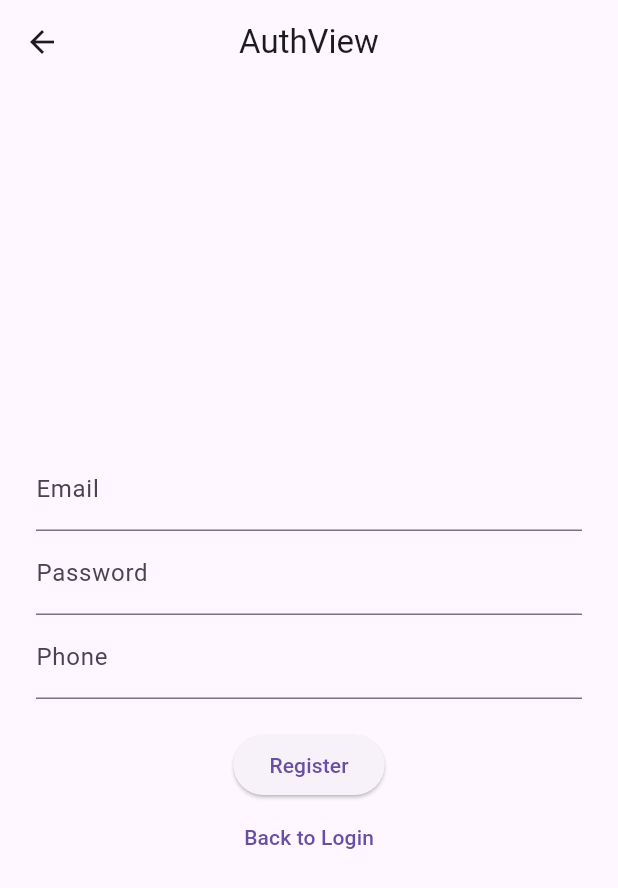
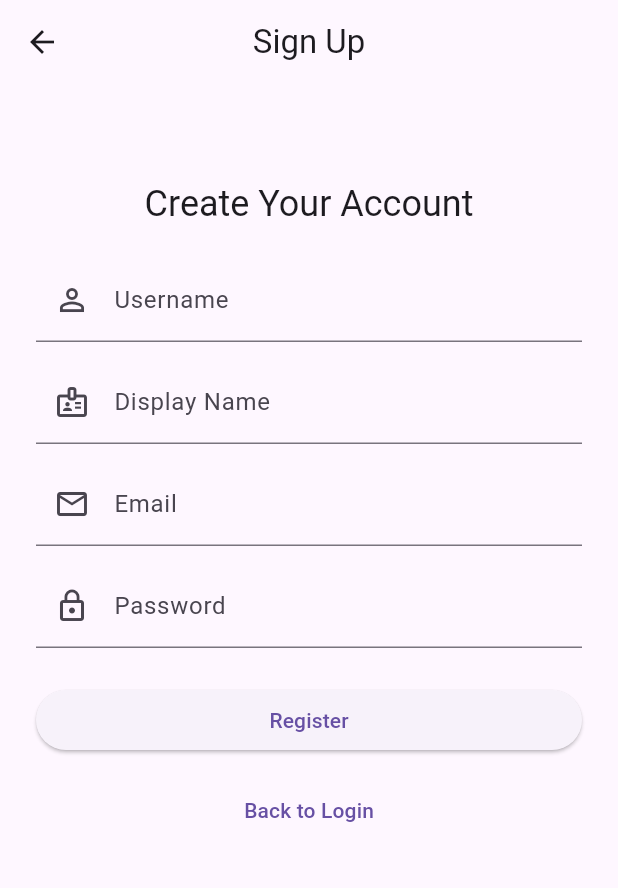
Before and after one commit to ditorizkyka/XNusa-Mobile, a Flutter app: the SignupPage screen opened by its route, on a phone screen of 412 x 824 dp. Shown: the top 888 px of the screen. Run offline on Flutter 3.47's test engine with Material 3 defaults, Android fonts, the phone set to English and light mode, and no system bars; our stand-ins replace get, image_picker, supabase_flutter; accounts and stored records are empty; network calls fail.

```diff
--- a/lib/app/modules/auth/views/signup_page.dart
+++ b/lib/app/modules/auth/views/signup_page.dart
@@ -1,53 +1,119 @@
 import 'package:flutter/material.dart';
-
 import 'package:get/get.dart';
-
 import '../controllers/auth_controller.dart';
 
 class SignupPage extends GetView<AuthController> {
-  final AuthController c = Get.find();
+  SignupPage({super.key});
+
+  // Controller text field
   final emailC = TextEditingController();
   final passC = TextEditingController();
-  final phoneC = TextEditingController();
-
-  SignupPage({super.key});
+  final usernameC = TextEditingController();
+  final displayNameC = TextEditingController();
 
   @override
   Widget build(BuildContext context) {
+    final c = Get.find<AuthController>();
+
     return Scaffold(
-      appBar: AppBar(title: const Text('AuthView'), centerTitle: true),
-      body: Padding(
+      appBar: AppBar(title: const Text('Sign Up'), centerTitle: true),
+      body: SingleChildScrollView(
         padding: const EdgeInsets.all(24),
         child: Center(
           child: Column(
-            mainAxisAlignment: MainAxisAlignment.center,
             children: [
+              const SizedBox(height: 40),
+              Text(
+                "Create Your Account",
+                style: Theme.of(context).textTheme.headlineSmall,
+              ),
+              const SizedBox(height: 20),
+
+              // Username
+              TextField(
+                controller: usernameC,
+                decoration: const InputDecoration(
+                  labelText: 'Username',
+                  prefixIcon: Icon(Icons.person_outline),
+                ),
+              ),
+              const SizedBox(height: 12),
+
+              // Display name
+              TextField(
+                controller: displayNameC,
+                decoration: const InputDecoration(
+                  labelText: 'Display Name',
+                  prefixIcon: Icon(Icons.badge_outlined),
+                ),
+              ),
+              const SizedBox(height: 12),
+
+              // Email
               TextField(
                 controller: emailC,
-                decoration: InputDecoration(labelText: 'Email'),
+                keyboardType: TextInputType.emailAddress,
+                decoration: const InputDecoration(
+                  labelText: 'Email',
+                  prefixIcon: Icon(Icons.email_outlined),
+                ),
               ),
+              const SizedBox(height: 12),
+
+              // Password
               TextField(
                 controller: passC,
                 obscureText: true,
-                decoration: InputDecoration(labelText: 'Password'),
+                decoration: const InputDecoration(
+                  labelText: 'Password',
+                  prefixIcon: Icon(Icons.lock_outline),
+                ),
               ),
-              TextField(
-                controller: phoneC,
-                decoration: InputDecoration(labelText: 'Phone'),
-              ),
-              const SizedBox(height: 20),
+              const SizedBox(height: 24),
+
+              // Register button
               Obx(
                 () =>
                     c.isLoading.value
-                        ? CircularProgressIndicator()
-                        : ElevatedButton(
-                          onPressed: () => c.signUp(emailC.text, passC.text),
-                          child: Text('Register'),
+                        ? const CircularProgressIndicator()
+                        : SizedBox(
+                          width: double.infinity,
+                          child: ElevatedButton(
+                            onPressed: () async {
+                              final email = emailC.text.trim();
+                              final pass = passC.text.trim();
+                              final username = usernameC.text.trim();
+                              final displayName = displayNameC.text.trim();
+
+                              if (email.isEmpty ||
+                                  pass.isEmpty ||
+                                  username.isEmpty ||
+                                  displayName.isEmpty) {
+                                Get.snackbar(
+                                  'Error',
+                                  'Semua field harus diisi',
+                                  snackPosition: SnackPosition.BOTTOM,
+                                );
+                                return;
+                              }
+
+                              await c.signUp(
+                                email: email,
+                                password: pass,
+                                displayName: displayName,
+                                username: username,
+                              );
+                            },
+                            child: const Text('Register'),
+                          ),
                         ),
               ),
+              const SizedBox(height: 12),
+
+              // Back to login
               TextButton(
                 onPressed: () => Get.back(),
-                child: Text('Back to Login'),
+                child: const Text('Back to Login'),
               ),
             ],
           ),
--- a/lib/app/routes/app_pages.dart
+++ b/lib/app/routes/app_pages.dart
@@ -1,10 +1,12 @@
 import 'package:get/get.dart';
-import 'package:xnusa_mobile/app/modules/auth/views/signin_page.dart';
 
 import '../modules/auth/bindings/auth_binding.dart';
+import '../modules/auth/views/signin_page.dart';
 import '../modules/auth/views/signup_page.dart';
 import '../modules/home/bindings/home_binding.dart';
 import '../modules/home/views/home_view.dart';
+import '../modules/profile_page/bindings/profile_page_binding.dart';
+import '../modules/profile_page/views/profile_page_view.dart';
 
 part 'app_routes.dart';
 
@@ -29,5 +31,10 @@ class AppPages {
       page: () => SigninPage(),
       binding: AuthBinding(),
     ),
+    GetPage(
+      name: _Paths.PROFILE_PAGE,
+      page: () => const ProfilePageView(),
+      binding: ProfilePageBinding(),
+    ),
   ];
 }
--- a/lib/app/routes/app_routes.dart
+++ b/lib/app/routes/app_routes.dart
@@ -6,6 +6,8 @@ abstract class Routes {
   static const HOME = _Paths.HOME;
   static const SIGNUP = _Paths.SIGNUP;
   static const SIGNIN = _Paths.SIGNIN;
+  static const PROFILE_PAGE = _Paths.PROFILE_PAGE;
+  static const PROFILE = _Paths.PROFILE;
 }
 
 abstract class _Paths {
@@ -13,4 +15,6 @@ abstract class _Paths {
   static const HOME = '/home';
   static const SIGNUP = '/signup';
   static const SIGNIN = '/signin';
+  static const PROFILE_PAGE = '/profile-page';
+  static const PROFILE = '/profile';
 }
--- a/pubspec.yaml
+++ b/pubspec.yaml
@@ -36,6 +36,7 @@ dependencies:
   cupertino_icons: ^1.0.8
   get: ^4.7.2
   supabase_flutter: ^2.10.3
+  image_picker: ^1.1.2
 
 dev_dependencies:
   flutter_test:
```
Also changed, not shown: lib/app/data/models/post_model.dart (added, +21 -0 lines), lib/app/modules/auth/controllers/auth_controller.dart (+24 -10 lines), lib/app/modules/home/views/home_view.dart (+21 -8 lines), lib/app/modules/profile_page/bindings/profile_page_binding.dart (added, +12 -0 lines), lib/app/modules/profile_page/controllers/profile_page_controller.dart (added, +72 -0 lines), lib/app/modules/profile_page/views/profile_page_view.dart (added, +105 -0 lines), pubspec.lock, 6 other files.
